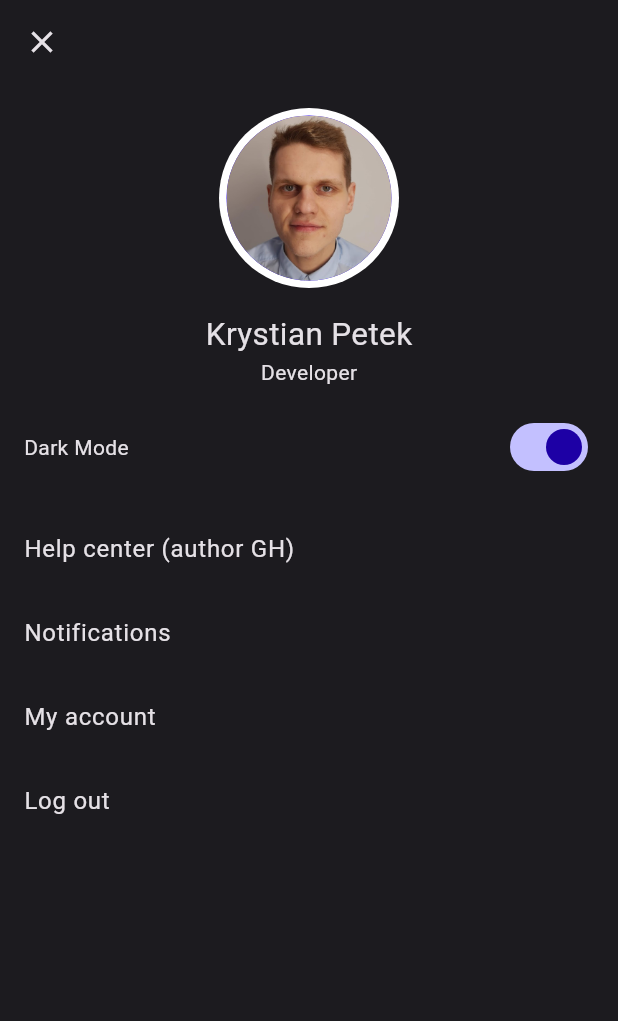
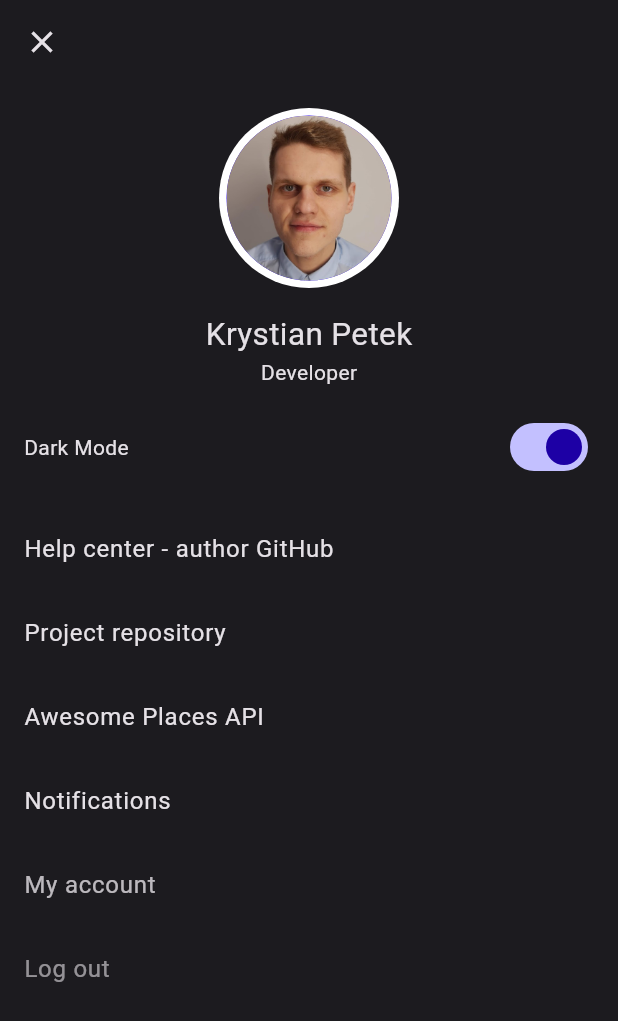
Before and after one commit to krystianpetek/AwesomePlaces, a Flutter app: the ProfileScreen screen opened by its route, on a phone screen of 412 x 824 dp. Shown: the top 1021 px of the screen. Run offline on Flutter 3.47's test engine with Material 2 defaults, Android fonts, the phone set to English and light mode, and no system bars; our stand-ins replace flutter_riverpod, flutter_svg, font_awesome_flutter, go_router, google_maps_flutter, shared_preferences; accounts and stored records are empty.

Commit message:
APP Added links in profileScreen

```diff
--- a/awesome_places/lib/src/features/profile/presentation/profile_screen.dart
+++ b/awesome_places/lib/src/features/profile/presentation/profile_screen.dart
@@ -62,7 +62,7 @@ class ProfileScreenState extends ConsumerState<ProfileScreen> {
           delay: 300,
           duration: 1000,
           child: ListTile(
-            title: const Text('Help center (author GH)'),
+            title: const Text('Help center - author GitHub'),
             onTap: () async {
               launchBrowser(uri: ApiEndpoints.developerProfile);
             },
@@ -72,6 +72,26 @@ class ProfileScreenState extends ConsumerState<ProfileScreen> {
           delay: 500,
           duration: 1000,
           child: ListTile(
+            title: const Text('Project repository'),
+            onTap: () async {
+              launchBrowser(uri: ApiEndpoints.projectRepository);
+            },
+          ),
+        ),
+        FadeAnimation(
+          delay: 700,
+          duration: 1000,
+          child: ListTile(
+            title: const Text('Awesome Places API'),
+            onTap: () async {
+              launchBrowser(uri: ApiEndpoints.projectApiOAS);
+            },
+          ),
+        ),
+        FadeAnimation(
+          delay: 900,
+          duration: 1000,
+          child: ListTile(
             title: const Text('Notifications'),
             onTap: () async {
               await showModal(text: "This feature isn't implemented yet!");
@@ -79,7 +99,7 @@ class ProfileScreenState extends ConsumerState<ProfileScreen> {
           ),
         ),
         FadeAnimation(
-          delay: 700,
+          delay: 1100,
           duration: 1000,
           child: ListTile(
             title: const Text('My account'),
@@ -89,7 +109,7 @@ class ProfileScreenState extends ConsumerState<ProfileScreen> {
           ),
         ),
         FadeAnimation(
-          delay: 900,
+          delay: 1300,
           duration: 1000,
           child: ListTile(
             title: const Text('Log out'),
--- a/awesome_places/lib/src/features/settings/data/api_endpoints.dart
+++ b/awesome_places/lib/src/features/settings/data/api_endpoints.dart
@@ -22,7 +22,7 @@ class ApiEndpoints {
       Uri.parse("https://github.com/krystianpetek/");
 
   static final Uri projectRepository =
-      Uri.parse("https://github.com/krystianpetek/");
+      Uri.parse("https://github.com/krystianpetek/AwesomePlaces");
 
   static final Uri projectApiOAS = Uri.parse(
       "https://awesomeplacesapi20230325211214.azurewebsites.net/swagger/index.html");
```
